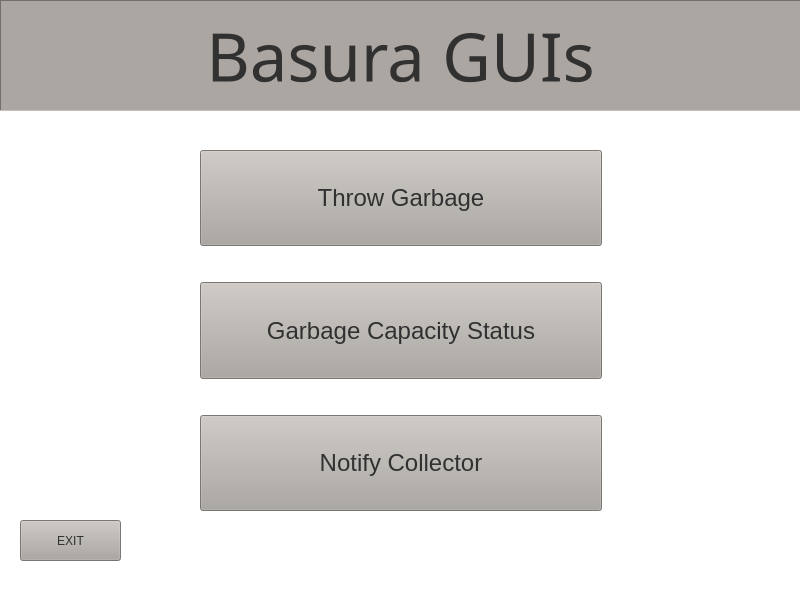
The window that mainwindow.ui (IshahBautista/BasuraGUIs) describes before a commit, drawn with Qt 5.
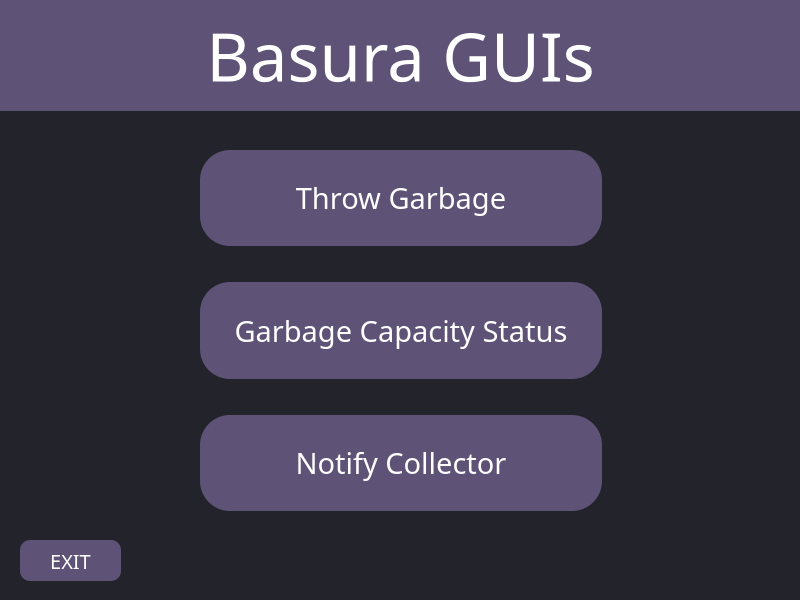
The same window after the commit.

```diff
--- a/mainwindow.ui
+++ b/mainwindow.ui
@@ -35,15 +35,15 @@
    <bool>false</bool>
   </property>
   <property name="styleSheet">
-   <string notr="true">background-color: rgb(255, 255, 255);</string>
+   <string notr="true">background-color: rgb(35, 35, 43);</string>
   </property>
   <widget class="QWidget" name="centralwidget">
    <widget class="QWidget" name="verticalLayoutWidget">
     <property name="geometry">
      <rect>
-      <x>0</x>
+      <x>-30</x>
       <y>0</y>
-      <width>801</width>
+      <width>861</width>
       <height>111</height>
      </rect>
     </property>
@@ -65,9 +65,9 @@
           <colorrole role="Button">
            <brush brushstyle="SolidPattern">
             <color alpha="255">
-             <red>171</red>
-             <green>166</green>
-             <blue>161</blue>
+             <red>94</red>
+             <green>82</green>
+             <blue>118</blue>
             </color>
            </brush>
           </colorrole>
@@ -101,18 +101,27 @@
           <colorrole role="Base">
            <brush brushstyle="SolidPattern">
             <color alpha="255">
-             <red>171</red>
-             <green>166</green>
-             <blue>161</blue>
+             <red>94</red>
+             <green>82</green>
+             <blue>118</blue>
             </color>
            </brush>
           </colorrole>
           <colorrole role="Window">
            <brush brushstyle="SolidPattern">
             <color alpha="255">
-             <red>171</red>
-             <green>166</green>
-             <blue>161</blue>
+             <red>94</red>
+             <green>82</green>
+             <blue>118</blue>
+            </color>
+           </brush>
+          </colorrole>
+          <colorrole role="PlaceholderText">
+           <brush brushstyle="SolidPattern">
+            <color alpha="128">
+             <red>255</red>
+             <green>255</green>
+             <blue>255</blue>
             </color>
            </brush>
           </colorrole>
@@ -139,9 +148,9 @@
           <colorrole role="Button">
            <brush brushstyle="SolidPattern">
             <color alpha="255">
-             <red>171</red>
-             <green>166</green>
-             <blue>161</blue>
+             <red>94</red>
+             <green>82</green>
+             <blue>118</blue>
             </color>
            </brush>
           </colorrole>
@@ -175,18 +184,27 @@
           <colorrole role="Base">
            <brush brushstyle="SolidPattern">
             <color alpha="255">
-             <red>171</red>
-             <green>166</green>
-             <blue>161</blue>
+             <red>94</red>
+             <green>82</green>
+             <blue>118</blue>
             </color>
            </brush>
           </colorrole>
           <colorrole role="Window">
            <brush brushstyle="SolidPattern">
             <color alpha="255">
-             <red>171</red>
-             <green>166</green>
-             <blue>161</blue>
+             <red>94</red>
+             <green>82</green>
+             <blue>118</blue>
+            </color>
+           </brush>
+          </colorrole>
+          <colorrole role="PlaceholderText">
+           <brush brushstyle="SolidPattern">
+            <color alpha="128">
+             <red>255</red>
+             <green>255</green>
+             <blue>255</blue>
             </color>
            </brush>
           </colorrole>
@@ -201,12 +219,30 @@
           </colorrole>
          </inactive>
          <disabled>
+          <colorrole role="WindowText">
+           <brush brushstyle="SolidPattern">
+            <color alpha="255">
+             <red>255</red>
+             <green>255</green>
+             <blue>255</blue>
+            </color>
+           </brush>
+          </colorrole>
           <colorrole role="Button">
            <brush brushstyle="SolidPattern">
             <color alpha="255">
-             <red>171</red>
-             <green>166</green>
-             <blue>161</blue>
+             <red>94</red>
+             <green>82</green>
+             <blue>118</blue>
+            </color>
+           </brush>
+          </colorrole>
+          <colorrole role="Text">
+           <brush brushstyle="SolidPattern">
+            <color alpha="255">
+             <red>255</red>
+             <green>255</green>
+             <blue>255</blue>
             </color>
            </brush>
           </colorrole>
@@ -219,21 +255,39 @@
             </color>
            </brush>
           </colorrole>
+          <colorrole role="ButtonText">
+           <brush brushstyle="SolidPattern">
+            <color alpha="255">
+             <red>255</red>
+             <green>255</green>
+             <blue>255</blue>
+            </color>
+           </brush>
+          </colorrole>
           <colorrole role="Base">
            <brush brushstyle="SolidPattern">
             <color alpha="255">
-             <red>171</red>
-             <green>166</green>
-             <blue>161</blue>
+             <red>94</red>
+             <green>82</green>
+             <blue>118</blue>
             </color>
            </brush>
           </colorrole>
           <colorrole role="Window">
            <brush brushstyle="SolidPattern">
             <color alpha="255">
-             <red>171</red>
-             <green>166</green>
-             <blue>161</blue>
+             <red>94</red>
+             <green>82</green>
+             <blue>118</blue>
+            </color>
+           </brush>
+          </colorrole>
+          <colorrole role="PlaceholderText">
+           <brush brushstyle="SolidPattern">
+            <color alpha="128">
+             <red>255</red>
+             <green>255</green>
+             <blue>255</blue>
             </color>
            </brush>
           </colorrole>
@@ -251,18 +305,23 @@
        </property>
        <property name="font">
         <font>
-         <family>Haettenschweiler</family>
+         <family>Oswald Medium</family>
          <pointsize>50</pointsize>
         </font>
        </property>
        <property name="styleSheet">
-        <string notr="true">background-color: rgb(171, 166, 161);</string>
+        <string notr="true">QLabel {
+	border: none;
+	color: white;
+	background-color: rgb(94, 82, 118);
+	border-radius: 30px;
+}</string>
        </property>
        <property name="frameShape">
-        <enum>QFrame::Panel</enum>
+        <enum>QFrame::NoFrame</enum>
        </property>
        <property name="frameShadow">
-        <enum>QFrame::Sunken</enum>
+        <enum>QFrame::Plain</enum>
        </property>
        <property name="text">
         <string>Basura GUIs</string>
@@ -323,9 +382,9 @@
           <colorrole role="Button">
            <brush brushstyle="SolidPattern">
             <color alpha="255">
-             <red>171</red>
-             <green>166</green>
-             <blue>161</blue>
+             <red>94</red>
+             <green>82</green>
+             <blue>118</blue>
             </color>
            </brush>
           </colorrole>
@@ -359,18 +418,27 @@
           <colorrole role="Base">
            <brush brushstyle="SolidPattern">
             <color alpha="255">
-             <red>171</red>
-             <green>166</green>
-             <blue>161</blue>
+             <red>94</red>
+             <green>82</green>
+             <blue>118</blue>
             </color>
            </brush>
           </colorrole>
           <colorrole role="Window">
            <brush brushstyle="SolidPattern">
             <color alpha="255">
-             <red>171</red>
-             <green>166</green>
-             <blue>161</blue>
+             <red>94</red>
+             <green>82</green>
+             <blue>118</blue>
+            </color>
+           </brush>
+          </colorrole>
+          <colorrole role="PlaceholderText">
+           <brush brushstyle="SolidPattern">
+            <color alpha="128">
+             <red>255</red>
+             <green>255</green>
+             <blue>255</blue>
             </color>
            </brush>
           </colorrole>
@@ -397,9 +465,9 @@
           <colorrole role="Button">
            <brush brushstyle="SolidPattern">
             <color alpha="255">
-             <red>171</red>
-             <green>166</green>
-             <blue>161</blue>
+             <red>94</red>
+             <green>82</green>
+             <blue>118</blue>
             </color>
            </brush>
           </colorrole>
@@ -433,18 +501,27 @@
           <colorrole role="Base">
            <brush brushstyle="SolidPattern">
             <color alpha="255">
-             <red>171</red>
-             <green>166</green>
-             <blue>161</blue>
+             <red>94</red>
+             <green>82</green>
+             <blue>118</blue>
             </color>
            </brush>
           </colorrole>
           <colorrole role="Window">
            <brush brushstyle="SolidPattern">
             <color alpha="255">
-             <red>171</red>
-             <green>166</green>
-             <blue>161</blue>
+             <red>94</red>
+             <green>82</green>
+             <blue>118</blue>
+            </color>
+           </brush>
+          </colorrole>
+          <colorrole role="PlaceholderText">
+           <brush brushstyle="SolidPattern">
+            <color alpha="128">
+             <red>255</red>
+             <green>255</green>
+             <blue>255</blue>
             </color>
            </brush>
           </colorrole>
@@ -459,12 +536,30 @@
           </colorrole>
          </inactive>
          <disabled>
+          <colorrole role="WindowText">
+           <brush brushstyle="SolidPattern">
+            <color alpha="255">
+             <red>255</red>
+             <green>255</green>
+             <blue>255</blue>
+            </color>
+           </brush>
+          </colorrole>
           <colorrole role="Button">
            <brush brushstyle="SolidPattern">
             <color alpha="255">
-             <red>171</red>
-             <green>166</green>
-             <blue>161</blue>
+             <red>94</red>
+             <green>82</green>
+             <blue>118</blue>
+            </color>
+           </brush>
+          </colorrole>
+          <colorrole role="Text">
+           <brush brushstyle="SolidPattern">
+            <color alpha="255">
+             <red>255</red>
+             <green>255</green>
+             <blue>255</blue>
             </color>
            </brush>
           </colorrole>
@@ -477,21 +572,39 @@
             </color>
            </brush>
           </colorrole>
+          <colorrole role="ButtonText">
+           <brush brushstyle="SolidPattern">
+            <color alpha="255">
+             <red>255</red>
+             <green>255</green>
+             <blue>255</blue>
+            </color>
+           </brush>
+          </colorrole>
           <colorrole role="Base">
            <brush brushstyle="SolidPattern">
             <color alpha="255">
-             <red>171</red>
-             <green>166</green>
-             <blue>161</blue>
+             <red>94</red>
+             <green>82</green>
+             <blue>118</blue>
             </color>
            </brush>
           </colorrole>
           <colorrole role="Window">
            <brush brushstyle="SolidPattern">
             <color alpha="255">
-             <red>171</red>
-             <green>166</green>
-             <blue>161</blue>
+             <red>94</red>
+             <green>82</green>
+             <blue>118</blue>
+            </color>
+           </brush>
+          </colorrole>
+          <colorrole role="PlaceholderText">
+           <brush brushstyle="SolidPattern">
+            <color alpha="128">
+             <red>255</red>
+             <green>255</green>
+             <blue>255</blue>
             </color>
            </brush>
           </colorrole>
@@ -509,8 +622,9 @@
        </property>
        <property name="font">
         <font>
-         <family>Segoe UI Symbol</family>
-         <pointsize>18</pointsize>
+         <family>Oswald</family>
+         <pointsize>22</pointsize>
+         <italic>false</italic>
          <bold>false</bold>
         </font>
        </property>
@@ -521,7 +635,16 @@
         <bool>false</bool>
        </property>
        <property name="styleSheet">
-        <string notr="true">background-color: rgb(171, 166, 161);</string>
+        <string notr="true">QPushButton {
+	border: none;
+	color: white;
+	background-color: rgb(94, 82, 118);
+	border-radius: 30px;
+}
+
+QPushButton:Hover {
+	background-color: rgb(183, 164, 222);
+}</string>
        </property>
        <property name="text">
         <string>Throw Garbage</string>
@@ -567,9 +690,9 @@
           <colorrole role="Button">
            <brush brushstyle="SolidPattern">
             <color alpha="255">
-             <red>171</red>
-             <green>166</green>
-             <blue>161</blue>
+             <red>94</red>
+             <green>82</green>
+             <blue>118</blue>
             </color>
            </brush>
           </colorrole>
@@ -603,18 +726,27 @@
           <colorrole role="Base">
            <brush brushstyle="SolidPattern">
             <color alpha="255">
-             <red>171</red>
-             <green>166</green>
-             <blue>161</blue>
+             <red>94</red>
+             <green>82</green>
+             <blue>118</blue>
             </color>
            </brush>
           </colorrole>
           <colorrole role="Window">
            <brush brushstyle="SolidPattern">
             <color alpha="255">
-             <red>171</red>
-             <green>166</green>
-             <blue>161</blue>
+             <red>94</red>
+             <green>82</green>
+             <blue>118</blue>
+            </color>
+           </brush>
+          </colorrole>
+          <colorrole role="PlaceholderText">
+           <brush brushstyle="SolidPattern">
+            <color alpha="128">
+             <red>255</red>
+             <green>255</green>
+             <blue>255</blue>
             </color>
            </brush>
           </colorrole>
@@ -641,9 +773,9 @@
           <colorrole role="Button">
            <brush brushstyle="SolidPattern">
             <color alpha="255">
-             <red>171</red>
-             <green>166</green>
-             <blue>161</blue>
+             <red>94</red>
+             <green>82</green>
+             <blue>118</blue>
             </color>
            </brush>
           </colorrole>
@@ -677,18 +809,27 @@
           <colorrole role="Base">
            <brush brushstyle="SolidPattern">
             <color alpha="255">
-             <red>171</red>
-             <green>166</green>
-             <blue>161</blue>
+             <red>94</red>
+             <green>82</green>
+             <blue>118</blue>
             </color>
            </brush>
           </colorrole>
           <colorrole role="Window">
            <brush brushstyle="SolidPattern">
             <color alpha="255">
-             <red>171</red>
-             <green>166</green>
-             <blue>161</blue>
+             <red>94</red>
+             <green>82</green>
+             <blue>118</blue>
+            </color>
+           </brush>
+          </colorrole>
+          <colorrole role="PlaceholderText">
+           <brush brushstyle="SolidPattern">
+            <color alpha="128">
+             <red>255</red>
+             <green>255</green>
+             <blue>255</blue>
             </color>
            </brush>
           </colorrole>
@@ -703,12 +844,30 @@
           </colorrole>
          </inactive>
          <disabled>
+          <colorrole role="WindowText">
+           <brush brushstyle="SolidPattern">
+            <color alpha="255">
+             <red>255</red>
+             <green>255</green>
+             <blue>255</blue>
+            </color>
+           </brush>
+          </colorrole>
           <colorrole role="Button">
            <brush brushstyle="SolidPattern">
             <color alpha="255">
-             <red>171</red>
-             <green>166</green>
-             <blue>161</blue>
+             <red>94</red>
+             <green>82</green>
+             <blue>118</blue>
+            </color>
+           </brush>
+          </colorrole>
+          <colorrole role="Text">
+           <brush brushstyle="SolidPattern">
+            <color alpha="255">
+             <red>255</red>
+             <green>255</green>
+             <blue>255</blue>
             </color>
            </brush>
           </colorrole>
@@ -721,21 +880,39 @@
             </color>
            </brush>
           </colorrole>
+          <colorrole role="ButtonText">
+           <brush brushstyle="SolidPattern">
+            <color alpha="255">
+             <red>255</red>
+             <green>255</green>
+             <blue>255</blue>
+            </color>
+           </brush>
+          </colorrole>
           <colorrole role="Base">
            <brush brushstyle="SolidPattern">
             <color alpha="255">
-             <red>171</red>
-             <green>166</green>
-             <blue>161</blue>
+             <red>94</red>
+             <green>82</green>
+             <blue>118</blue>
             </color>
            </brush>
           </colorrole>
           <colorrole role="Window">
            <brush brushstyle="SolidPattern">
             <color alpha="255">
-             <red>171</red>
-             <green>166</green>
-             <blue>161</blue>
+             <red>94</red>
+             <green>82</green>
+             <blue>118</blue>
+            </color>
+           </brush>
+          </colorrole>
+          <colorrole role="PlaceholderText">
+           <brush brushstyle="SolidPattern">
+            <color alpha="128">
+             <red>255</red>
+             <green>255</green>
+             <blue>255</blue>
             </color>
            </brush>
           </colorrole>
@@ -753,8 +930,8 @@
        </property>
        <property name="font">
         <font>
-         <family>Segoe UI Symbol</family>
-         <pointsize>18</pointsize>
+         <family>Oswald</family>
+         <pointsize>22</pointsize>
          <bold>false</bold>
         </font>
        </property>
@@ -762,7 +939,16 @@
         <cursorShape>PointingHandCursor</cursorShape>
        </property>
        <property name="styleSheet">
-        <string notr="true">background-color: rgb(171, 166, 161);</string>
+        <string notr="true">QPushButton {
+	border: none;
+	color: white;
+	background-color: rgb(94, 82, 118);
+	border-radius: 30px;
+}
+
+QPushButton:Hover {
+	background-color: rgb(183, 164, 222);
+}</string>
        </property>
        <property name="text">
         <string>Garbage Capacity Status</string>
@@ -808,9 +994,9 @@
           <colorrole role="Button">
            <brush brushstyle="SolidPattern">
             <color alpha="255">
-             <red>171</red>
-             <green>166</green>
-             <blue>161</blue>
+             <red>94</red>
+             <green>82</green>
+             <blue>118</blue>
             </color>
            </brush>
           </colorrole>
@@ -844,18 +1030,27 @@
           <colorrole role="Base">
            <brush brushstyle="SolidPattern">
             <color alpha="255">
-             <red>171</red>
-             <green>166</green>
-             <blue>161</blue>
+             <red>94</red>
+             <green>82</green>
+             <blue>118</blue>
             </color>
            </brush>
           </colorrole>
           <colorrole role="Window">
            <brush brushstyle="SolidPattern">
             <color alpha="255">
-             <red>171</red>
-             <green>166</green>
-             <blue>161</blue>
+             <red>94</red>
+             <green>82</green>
+             <blue>118</blue>
+            </color>
+           </brush>
+          </colorrole>
+          <colorrole role="PlaceholderText">
+           <brush brushstyle="SolidPattern">
+            <color alpha="128">
+             <red>255</red>
+             <green>255</green>
+             <blue>255</blue>
             </color>
            </brush>
           </colorrole>
@@ -882,9 +1077,9 @@
           <colorrole role="Button">
            <brush brushstyle="SolidPattern">
             <color alpha="255">
-             <red>171</red>
-             <green>166</green>
-             <blue>161</blue>
+             <red>94</red>
+             <green>82</green>
+             <blue>118</blue>
             </color>
            </brush>
           </colorrole>
@@ -918,18 +1113,27 @@
           <colorrole role="Base">
            <brush brushstyle="SolidPattern">
             <color alpha="255">
-             <red>171</red>
-             <green>166</green>
-             <blue>161</blue>
+             <red>94</red>
+             <green>82</green>
+             <blue>118</blue>
             </color>
            </brush>
           </colorrole>
           <colorrole role="Window">
            <brush brushstyle="SolidPattern">
             <color alpha="255">
-             <red>171</red>
-             <green>166</green>
-             <blue>161</blue>
+             <red>94</red>
+             <green>82</green>
+             <blue>118</blue>
+            </color>
+           </brush>
+          </colorrole>
+          <colorrole role="PlaceholderText">
+           <brush brushstyle="SolidPattern">
+            <color alpha="128">
+             <red>255</red>
+             <green>255</green>
+             <blue>255</blue>
             </color>
            </brush>
           </colorrole>
@@ -944,12 +1148,30 @@
           </colorrole>
          </inactive>
          <disabled>
+          <colorrole role="WindowText">
+           <brush brushstyle="SolidPattern">
+            <color alpha="255">
+             <red>255</red>
+             <green>255</green>
+             <blue>255</blue>
+            </color>
+           </brush>
+          </colorrole>
           <colorrole role="Button">
            <brush brushstyle="SolidPattern">
             <color alpha="255">
-             <red>171</red>
-             <green>166</green>
-             <blue>161</blue>
+             <red>94</red>
+             <green>82</green>
+             <blue>118</blue>
+            </color>
+           </brush>
+          </colorrole>
+          <colorrole role="Text">
+           <brush brushstyle="SolidPattern">
+            <color alpha="255">
+             <red>255</red>
+             <green>255</green>
+             <blue>255</blue>
             </color>
            </brush>
           </colorrole>
@@ -962,21 +1184,39 @@
             </color>
            </brush>
           </colorrole>
+          <colorrole role="ButtonText">
+           <brush brushstyle="SolidPattern">
+            <color alpha="255">
+             <red>255</red>
+             <green>255</green>
+             <blue>255</blue>
+            </color>
+           </brush>
+          </colorrole>
           <colorrole role="Base">
            <brush brushstyle="SolidPattern">
             <color alpha="255">
-             <red>171</red>
-             <green>166</green>
-             <blue>161</blue>
+             <red>94</red>
+             <green>82</green>
+             <blue>118</blue>
             </color>
            </brush>
           </colorrole>
           <colorrole role="Window">
            <brush brushstyle="SolidPattern">
             <color alpha="255">
-             <red>171</red>
-             <green>166</green>
-             <blue>161</blue>
+             <red>94</red>
+             <green>82</green>
+             <blue>118</blue>
+            </color>
+           </brush>
+          </colorrole>
+          <colorrole role="PlaceholderText">
+           <brush brushstyle="SolidPattern">
+            <color alpha="128">
+             <red>255</red>
+             <green>255</green>
+             <blue>255</blue>
             </color>
            </brush>
           </colorrole>
@@ -994,8 +1234,8 @@
        </property>
        <property name="font">
         <font>
-         <family>Segoe UI Symbol</family>
-         <pointsize>18</pointsize>
+         <family>Oswald</family>
+         <pointsize>22</pointsize>
          <bold>false</bold>
         </font>
        </property>
@@ -1003,7 +1243,16 @@
         <cursorShape>PointingHandCursor</cursorShape>
        </property>
        <property name="styleSheet">
-        <string notr="true">background-color: rgb(171, 166, 161);</string>
+        <string notr="true">QPushButton {
+	border: none;
+	color: white;
+	background-color: rgb(94, 82, 118);
+	border-radius: 30px;
+}
+
+QPushButton:Hover {
+	background-color: rgb(183, 164, 222);
+}</string>
        </property>
        <property name="text">
         <string>Notify Collector</string>
@@ -1032,7 +1281,7 @@
     <property name="geometry">
      <rect>
       <x>20</x>
-      <y>520</y>
+      <y>540</y>
       <width>101</width>
       <height>41</height>
      </rect>
@@ -1052,9 +1301,9 @@
        <colorrole role="Button">
         <brush brushstyle="SolidPattern">
          <color alpha="255">
-          <red>171</red>
-          <green>166</green>
-          <blue>161</blue>
+          <red>94</red>
+          <green>82</green>
+          <blue>118</blue>
          </color>
         </brush>
        </colorrole>
@@ -1088,18 +1337,27 @@
        <colorrole role="Base">
         <brush brushstyle="SolidPattern">
          <color alpha="255">
-          <red>171</red>
-          <green>166</green>
-          <blue>161</blue>
+          <red>94</red>
+          <green>82</green>
+          <blue>118</blue>
          </color>
         </brush>
        </colorrole>
        <colorrole role="Window">
         <brush brushstyle="SolidPattern">
          <color alpha="255">
-          <red>171</red>
-          <green>166</green>
-          <blue>161</blue>
+          <red>94</red>
+          <green>82</green>
+          <blue>118</blue>
+         </color>
+        </brush>
+       </colorrole>
+       <colorrole role="PlaceholderText">
+        <brush brushstyle="SolidPattern">
+         <color alpha="128">
+          <red>255</red>
+          <green>255</green>
+          <blue>255</blue>
          </color>
         </brush>
        </colorrole>
@@ -1126,9 +1384,9 @@
        <colorrole role="Button">
         <brush brushstyle="SolidPattern">
          <color alpha="255">
-          <red>171</red>
-          <green>166</green>
-          <blue>161</blue>
+          <red>94</red>
+          <green>82</green>
+          <blue>118</blue>
          </color>
         </brush>
        </colorrole>
@@ -1162,18 +1420,27 @@
        <colorrole role="Base">
         <brush brushstyle="SolidPattern">
          <color alpha="255">
-          <red>171</red>
-          <green>166</green>
-          <blue>161</blue>
+          <red>94</red>
+          <green>82</green>
+          <blue>118</blue>
          </color>
         </brush>
        </colorrole>
        <colorrole role="Window">
         <brush brushstyle="SolidPattern">
          <color alpha="255">
-          <red>171</red>
-          <green>166</green>
-          <blue>161</blue>
+          <red>94</red>
+          <green>82</green>
+          <blue>118</blue>
+         </color>
+        </brush>
+       </colorrole>
+       <colorrole role="PlaceholderText">
+        <brush brushstyle="SolidPattern">
+         <color alpha="128">
+          <red>255</red>
+          <green>255</green>
+          <blue>255</blue>
          </color>
         </brush>
        </colorrole>
@@ -1188,12 +1455,30 @@
        </colorrole>
       </inactive>
       <disabled>
+       <colorrole role="WindowText">
+        <brush brushstyle="SolidPattern">
+         <color alpha="255">
+          <red>255</red>
+          <green>255</green>
+          <blue>255</blue>
+         </color>
+        </brush>
+       </colorrole>
        <colorrole role="Button">
         <brush brushstyle="SolidPattern">
          <color alpha="255">
-          <red>171</red>
-          <green>166</green>
-          <blue>161</blue>
+          <red>94</red>
+          <green>82</green>
+          <blue>118</blue>
+         </color>
+        </brush>
+       </colorrole>
+       <colorrole role="Text">
+        <brush brushstyle="SolidPattern">
+         <color alpha="255">
+          <red>255</red>
+          <green>255</green>
+          <blue>255</blue>
          </color>
         </brush>
        </colorrole>
@@ -1206,21 +1491,39 @@
          </color>
         </brush>
        </colorrole>
+       <colorrole role="ButtonText">
+        <brush brushstyle="SolidPattern">
+         <color alpha="255">
+          <red>255</red>
+          <green>255</green>
+          <blue>255</blue>
+         </color>
+        </brush>
+       </colorrole>
        <colorrole role="Base">
         <brush brushstyle="SolidPattern">
          <color alpha="255">
-          <red>171</red>
-          <green>166</green>
-          <blue>161</blue>
+          <red>94</red>
+          <green>82</green>
+          <blue>118</blue>
          </color>
         </brush>
        </colorrole>
        <colorrole role="Window">
         <brush brushstyle="SolidPattern">
          <color alpha="255">
-          <red>171</red>
-          <green>166</green>
-          <blue>161</blue>
+          <red>94</red>
+          <green>82</green>
+          <blue>118</blue>
+         </color>
+        </brush>
+       </colorrole>
+       <colorrole role="PlaceholderText">
+        <brush brushstyle="SolidPattern">
+         <color alpha="128">
+          <red>255</red>
+          <green>255</green>
+          <blue>255</blue>
          </color>
         </brush>
        </colorrole>
@@ -1236,11 +1539,26 @@
       </disabled>
      </palette>
     </property>
+    <property name="font">
+     <font>
+      <family>Oswald</family>
+      <pointsize>15</pointsize>
+     </font>
+    </property>
     <property name="cursor">
      <cursorShape>PointingHandCursor</cursorShape>
     </property>
     <property name="styleSheet">
-     <string notr="true">background-color: rgb(171, 166, 161);</string>
+     <string notr="true">QPushButton {
+	border: none;
+	color: white;
+	background-color: rgb(94, 82, 118);
+	border-radius: 10px;
+}
+
+QPushButton:Hover {
+	background-color: rgb(183, 164, 222);
+}</string>
     </property>
     <property name="text">
      <string>EXIT</string>
```
Left out of the diff: 10 changed lines with no effect on the pictures.
